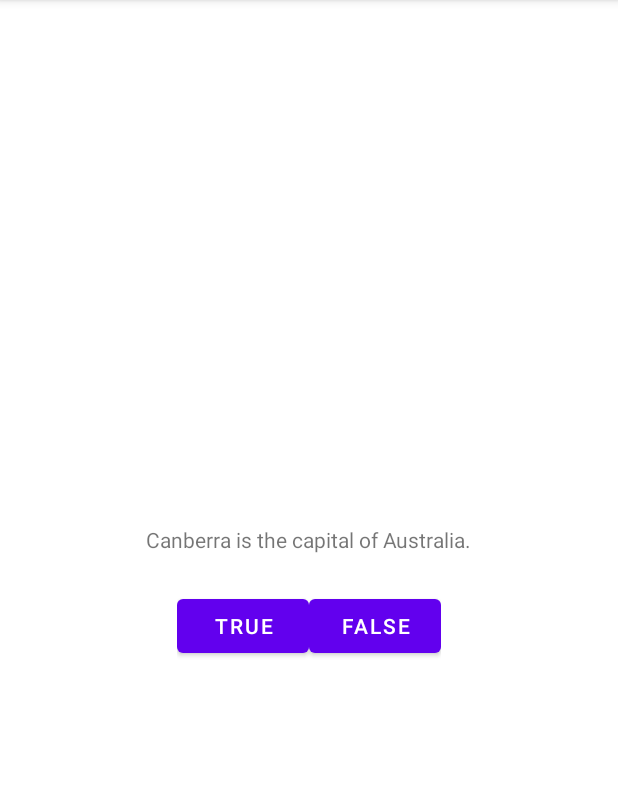
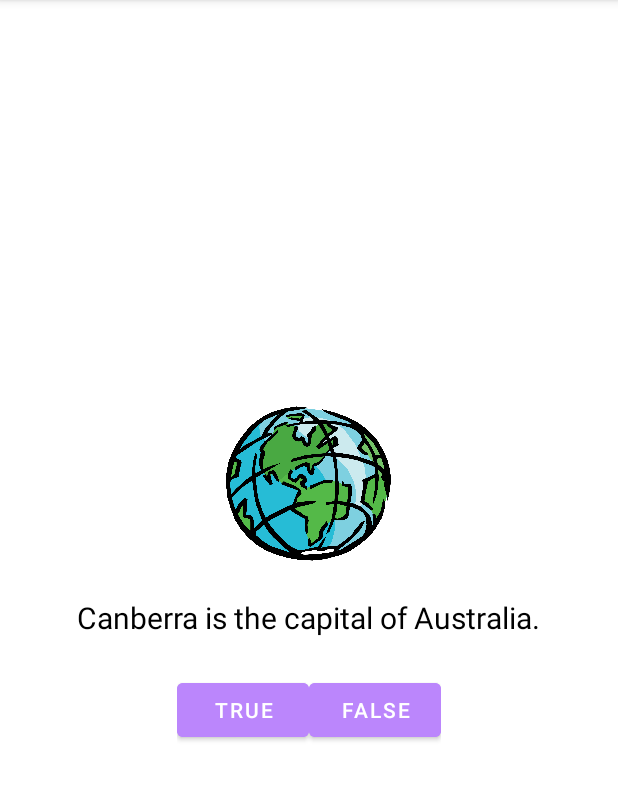
Before and after one commit to charlotte-2222/GeoQuiz, an Android app: the screen it shows after launch (MainActivity), after a tap on "TRUE", on a phone screen of 412 x 824 dp, the part 84-885 px from its top. Run offline under Robolectric (Android 15) with nearby library versions, the phone set to English and light mode, and no system bars.

Commit message:
Update on somework after class

```diff
--- a/app/src/main/java/com/example/charlotte_childers_cpt_188_lab_2/MainActivity.kt
+++ b/app/src/main/java/com/example/charlotte_childers_cpt_188_lab_2/MainActivity.kt
@@ -22,22 +22,29 @@ class MainActivity : AppCompatActivity() {
 
 
         //methods
+        //Toast gravity is coded correctly,
+        //however Android 11 / Api 30
+        //The effect will *not* work
+        //https://developer.android.com/reference/kotlin/android/os/Build.VERSION_CODES.html#R:kotlin.Int
         trueBtn.setOnClickListener{view:View ->
-         Toast.makeText(
+            val toast = Toast.makeText(
              this,
              R.string.correct_toast,
              Toast.LENGTH_SHORT
-         ).show()
+         )
+            toast.setGravity(Gravity.TOP, 0, 0)
+            toast.show()
         }
+
         falseBtn.setOnClickListener{view:View ->
-        Toast.makeText(
+        val toast = Toast.makeText(
             this,
             R.string.incorrect_toast,
             Toast.LENGTH_SHORT
-        ).show()
+        )
+            toast.setGravity(Gravity.TOP, 0, 0)
+            toast.show()
         }
-
-
 
     }
 }
--- a/app/src/main/res/layout/activity_main.xml
+++ b/app/src/main/res/layout/activity_main.xml
@@ -1,14 +1,25 @@
 <?xml version="1.0" encoding="utf-8"?>
+
 <LinearLayout xmlns:android="http://schemas.android.com/apk/res/android"
+    xmlns:app="http://schemas.android.com/apk/res-auto"
     android:layout_width="match_parent"
     android:layout_height="match_parent"
     android:gravity="center"
     android:orientation="vertical">
 
+    <ImageView
+        android:id="@+id/imageView"
+        android:layout_width="110dp"
+        android:layout_height="103dp"
+        android:contentDescription="@string/app_name"
+        app:srcCompat="@drawable/clipart16901" />
+
     <TextView
         android:layout_width="wrap_content"
         android:layout_height="wrap_content"
         android:padding="24dp"
+        android:textColor="@color/black"
+        android:textSize="20sp"
         android:text="@string/question_text" />
 
     <LinearLayout
@@ -18,12 +29,14 @@
 
         <Button
             android:id="@+id/true_button"
+            android:backgroundTint="@color/purple_200"
             android:layout_width="wrap_content"
             android:layout_height="wrap_content"
             android:text="@string/true_button" />
 
         <Button
             android:id="@+id/false_button"
+            android:backgroundTint="@color/purple_200"
             android:layout_width="wrap_content"
             android:layout_height="wrap_content"
             android:text="@string/false_button" />
```
Also changed, not shown: app/src/main/res/drawable/clipart16901.png (added).
